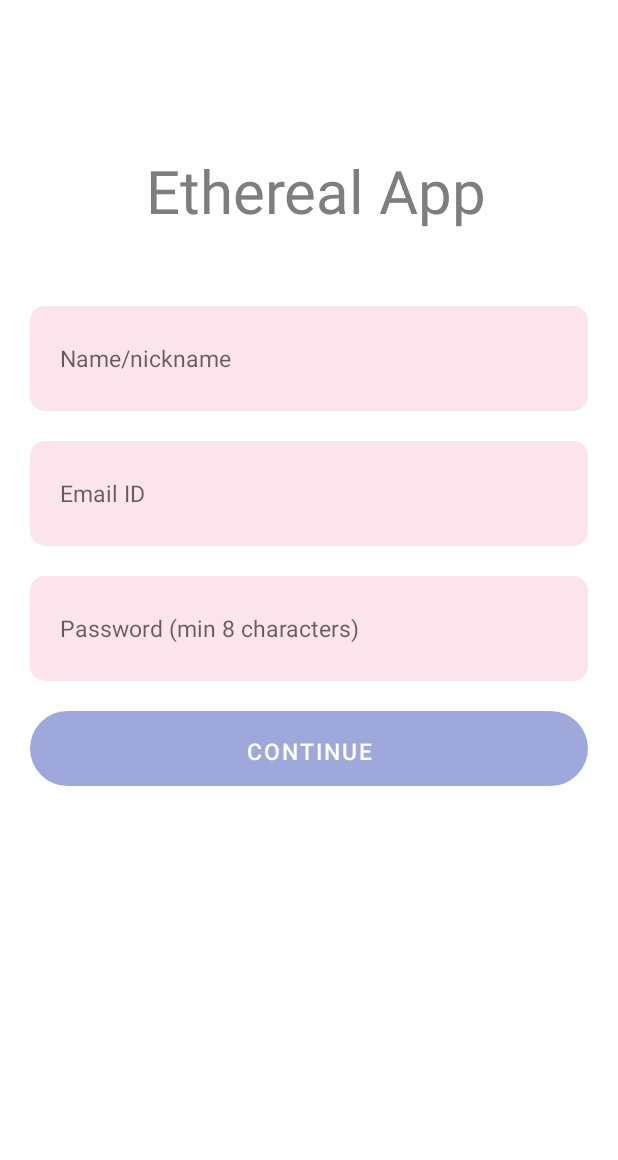
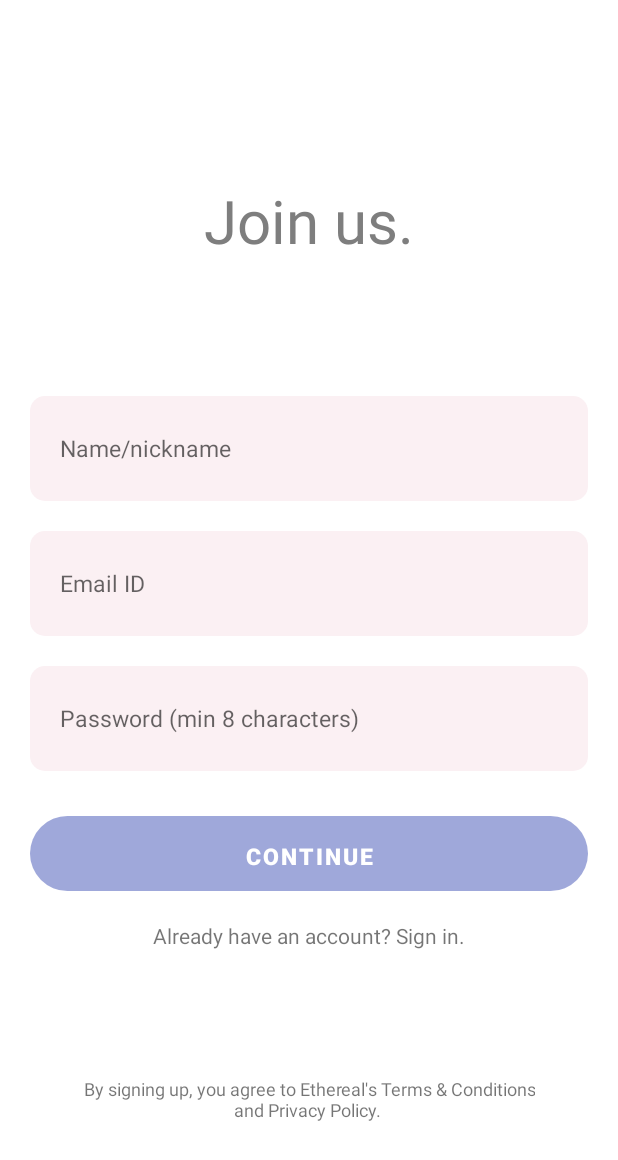
Before and after one commit to Prince-Christopher/Ethereal-1, an Android app: the screen it shows after launch (JoinActivity), on a phone screen of 412 x 824 dp. Shown: the top 1160 px of the screen. Run offline under Robolectric (Android 15) with nearby library versions, the phone set to English and light mode, and no system bars.

Commit message:
Updated join us activity

```diff
--- a/app/src/main/java/com/example/ethereal/JoinActivity.java
+++ b/app/src/main/java/com/example/ethereal/JoinActivity.java
@@ -1,6 +1,7 @@
 package com.example.ethereal;
 
 import androidx.appcompat.app.AppCompatActivity;
+import androidx.appcompat.app.AppCompatDelegate;
 
 import android.os.Bundle;
 
@@ -9,6 +10,7 @@ public class JoinActivity extends AppCompatActivity {
     @Override
     protected void onCreate(Bundle savedInstanceState) {
         super.onCreate(savedInstanceState);
+        AppCompatDelegate.setDefaultNightMode(AppCompatDelegate.MODE_NIGHT_NO);
         setContentView(R.layout.activity_join);
     }
 }
--- a/app/src/main/res/drawable/roundedrectangle.xml
+++ b/app/src/main/res/drawable/roundedrectangle.xml
@@ -3,5 +3,5 @@
     xmlns:android="http://schemas.android.com/apk/res/android"
     android:shape="rectangle">
     <corners android:radius="10dp"/>
-    <solid android:color="#FCE4EC"/>
+    <solid android:color="#FBF0F3"/>
 </shape>
--- a/app/src/main/res/layout/activity_join.xml
+++ b/app/src/main/res/layout/activity_join.xml
@@ -4,7 +4,9 @@
     xmlns:tools="http://schemas.android.com/tools"
     android:layout_width="match_parent"
     android:layout_height="match_parent"
-    tools:context=".JoinActivity">
+    tools:context=".JoinActivity"
+    android:orientation="vertical"
+    android:layout_marginBottom="?attr/actionBarSize">
 
     <LinearLayout
         android:layout_width="match_parent"
@@ -15,60 +17,90 @@
             android:layout_width="wrap_content"
             android:layout_height="wrap_content"
             android:layout_gravity="center"
-            android:layout_marginTop="100dp"
-            android:text=" Ethereal App"
+            android:layout_marginTop="120dp"
+            android:text="Join us."
             android:textColor="@color/grey"
             android:textSize="40dp" />
 
         <EditText
+            android:id="@+id/namenickname"
             android:layout_width="match_parent"
             android:layout_height="70dp"
-            android:id="@+id/namenickname"
-            android:background="@drawable/roundedrectangle"
-            android:padding="20dp"
-            android:textSize="15dp"
-            android:hint="Name/nickname"
             android:layout_gravity="center"
             android:layout_marginStart="20dp"
+            android:layout_marginTop="90dp"
             android:layout_marginEnd="20dp"
-            android:layout_marginTop="50dp"/>
+            android:background="@drawable/roundedrectangle"
+            android:hint="Name/nickname"
+            android:padding="20dp"
+            android:textSize="15dp" />
+
         <EditText
+            android:id="@+id/email"
             android:layout_width="match_parent"
             android:layout_height="70dp"
-            android:id="@+id/email"
-            android:background="@drawable/roundedrectangle"
-            android:padding="20dp"
-            android:hint="Email ID"
-            android:textSize="15dp"
             android:layout_gravity="center"
             android:layout_marginStart="20dp"
+            android:layout_marginTop="20dp"
             android:layout_marginEnd="20dp"
-            android:layout_marginTop="20dp"/>
+            android:background="@drawable/roundedrectangle"
+            android:hint="Email ID"
+            android:padding="20dp"
+            android:textSize="15dp" />
+
         <EditText
+            android:id="@+id/password"
             android:layout_width="match_parent"
             android:layout_height="70dp"
-            android:id="@+id/password"
-            android:background="@drawable/roundedrectangle"
-            android:padding="20dp"
-            android:hint="Password (min 8 characters)"
-            android:textSize="15dp"
             android:layout_gravity="center"
             android:layout_marginStart="20dp"
+            android:layout_marginTop="20dp"
             android:layout_marginEnd="20dp"
-            android:layout_marginTop="20dp"/>
+            android:background="@drawable/roundedrectangle"
+            android:hint="Password (min 8 characters)"
+            android:padding="20dp"
+            android:textSize="15dp" />
+
         <Button
+            android:id="@+id/submit"
             android:layout_width="match_parent"
             android:layout_height="50dp"
-            android:id="@+id/submit"
+            android:layout_gravity="center"
+            android:layout_marginStart="20dp"
+            android:layout_marginTop="30dp"
+            android:layout_marginEnd="20dp"
             android:background="@drawable/roundedcircle"
-            app:backgroundTint="#9FA8DA"
             android:padding="10dp"
             android:text="CONTINUE"
             android:textSize="15dp"
+            android:textStyle="bold"
+            app:backgroundTint="#9FA8DA" />
+
+        <TextView
+            android:layout_width="wrap_content"
+            android:layout_height="wrap_content"
             android:layout_gravity="center"
-            android:layout_marginStart="20dp"
-            android:layout_marginEnd="20dp"
-            android:layout_marginTop="20dp"/>
+            android:layout_marginTop="20dp"
+            android:text="Already have an account? Sign in." />
+
+        <RelativeLayout
+            android:layout_width="wrap_content"
+            android:layout_height="wrap_content"
+            android:layout_gravity="center">
+
+        <TextView
+            android:layout_width="wrap_content"
+            android:layout_height="wrap_content"
+            android:layout_gravity="bottom"
+            android:layout_alignParentBottom="true"
+            android:layout_marginTop="30dp"
+            android:paddingBottom="20dp"
+            android:gravity="center"
+            android:text="By signing up, you agree to Ethereal's Terms &amp; Conditions\nand Privacy Policy. "
+            android:textSize="12dp"
+            tools:ignore="HardcodedText" />
+
+        </RelativeLayout>
 
     </LinearLayout>
 
--- a/app/src/main/res/values-night/themes.xml
+++ b/app/src/main/res/values-night/themes.xml
@@ -10,7 +10,8 @@
         <item name="colorSecondaryVariant">@color/teal_200</item>
         <item name="colorOnSecondary">@color/black</item>
         <!-- Status bar color. -->
-        <item name="android:statusBarColor" tools:targetApi="l">?attr/colorPrimaryVariant</item>
+        <item name="android:windowTranslucentStatus">true</item>
+        <item name="android:windowTranslucentNavigation">true</item>
         <!-- Customize your theme here. -->
     </style>
 </resources>
--- a/app/src/main/res/values/themes.xml
+++ b/app/src/main/res/values/themes.xml
@@ -10,7 +10,8 @@
         <item name="colorSecondaryVariant">@color/teal_700</item>
         <item name="colorOnSecondary">@color/black</item>
         <!-- Status bar color. -->
-        <item name="android:statusBarColor" tools:targetApi="l">?attr/colorPrimaryVariant</item>
+        <item name="android:windowTranslucentStatus">true</item>
+        <item name="android:windowTranslucentNavigation">true</item>
         <!-- Customize your theme here. -->
     </style>
 </resources>
```
